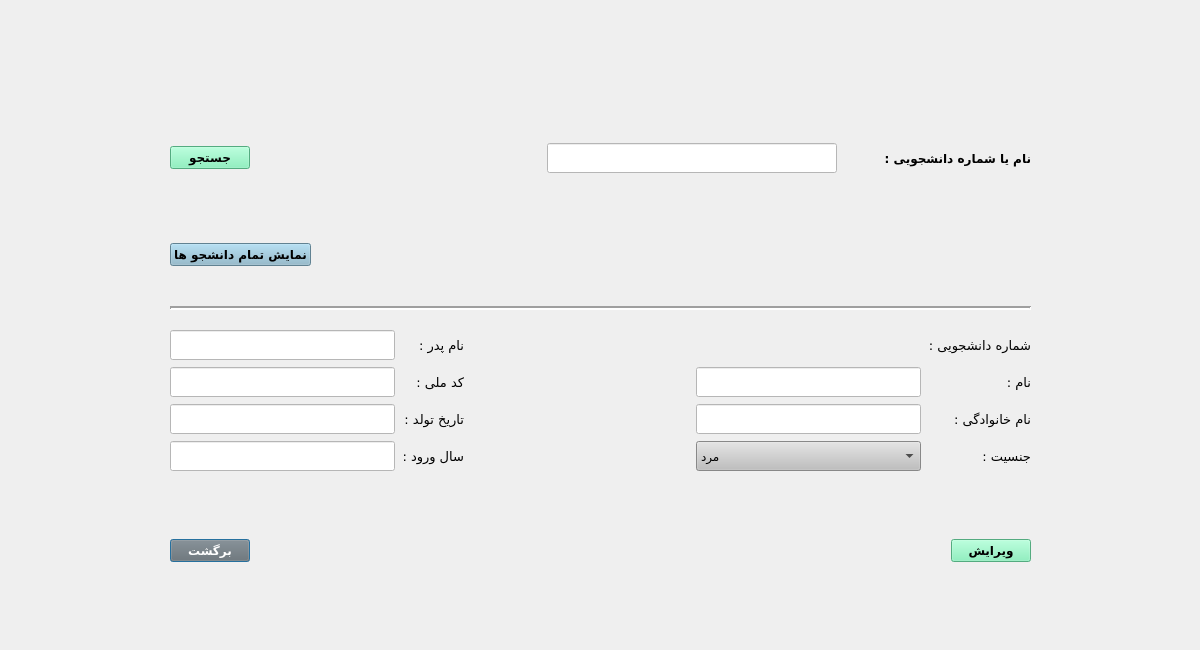
Above: editstudentdialog.ui from AliRn76/Student-Portal before the change. Below: the same form after it.
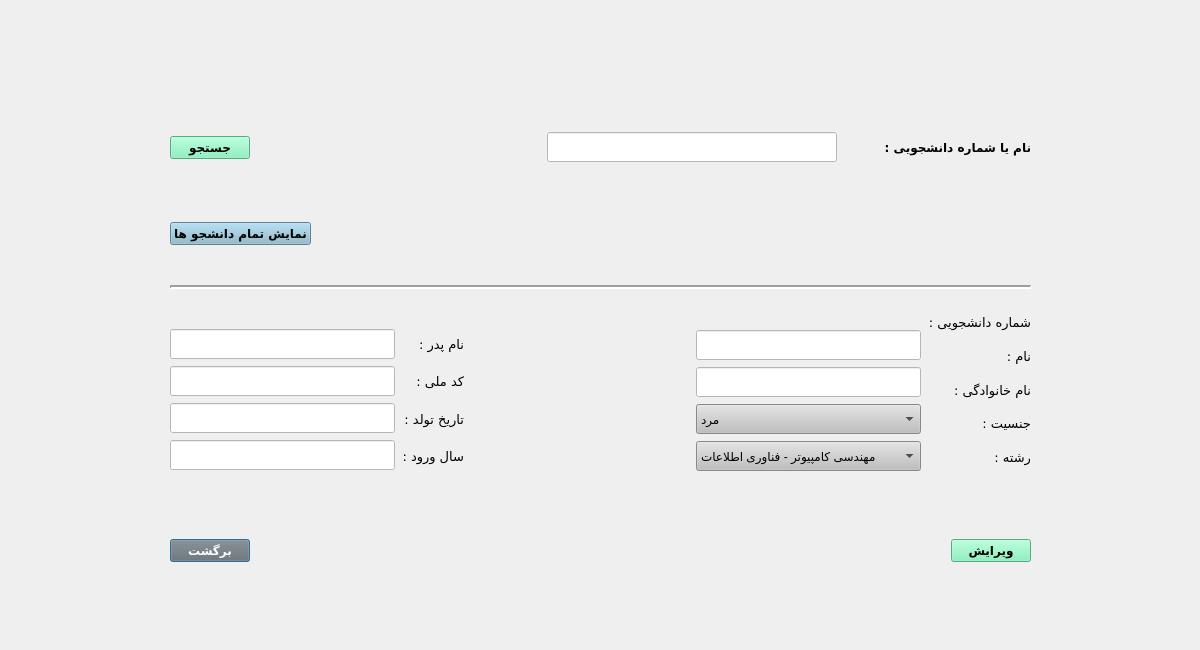
That is the form after the change.

Patch:
```diff
--- a/editstudentdialog.ui
+++ b/editstudentdialog.ui
@@ -280,6 +280,22 @@
      <layout class="QHBoxLayout" name="horizontalLayout_4">
       <item>
        <layout class="QVBoxLayout" name="verticalLayout_4">
+        <item>
+         <spacer name="horizontalSpacer_13">
+          <property name="orientation">
+           <enum>Qt::Horizontal</enum>
+          </property>
+          <property name="sizeType">
+           <enum>QSizePolicy::Minimum</enum>
+          </property>
+          <property name="sizeHint" stdset="0">
+           <size>
+            <width>40</width>
+            <height>20</height>
+           </size>
+          </property>
+         </spacer>
+        </item>
         <item>
          <widget class="QLineEdit" name="lineEdit_fathersname">
           <property name="minimumSize">
@@ -368,6 +384,22 @@
       </item>
       <item>
        <layout class="QVBoxLayout" name="verticalLayout_3">
+        <item>
+         <spacer name="horizontalSpacer_4">
+          <property name="orientation">
+           <enum>Qt::Horizontal</enum>
+          </property>
+          <property name="sizeType">
+           <enum>QSizePolicy::Minimum</enum>
+          </property>
+          <property name="sizeHint" stdset="0">
+           <size>
+            <width>40</width>
+            <height>20</height>
+           </size>
+          </property>
+         </spacer>
+        </item>
         <item>
          <widget class="QLabel" name="label_8">
           <property name="font">
@@ -566,6 +598,88 @@
           </item>
          </widget>
         </item>
+        <item>
+         <widget class="QComboBox" name="comboBox_field">
+          <property name="minimumSize">
+           <size>
+            <width>100</width>
+            <height>30</height>
+           </size>
+          </property>
+          <property name="font">
+           <font>
+            <pointsize>9</pointsize>
+           </font>
+          </property>
+          <property name="styleSheet">
+           <string notr="true">background-color:rgb(191, 191, 191)</string>
+          </property>
+          <property name="currentText">
+           <string>مهندسی کامپیوتر - فناوری اطلاعات</string>
+          </property>
+          <property name="currentIndex">
+           <number>0</number>
+          </property>
+          <property name="maxVisibleItems">
+           <number>20</number>
+          </property>
+          <item>
+           <property name="text">
+            <string>مهندسی کامپیوتر - فناوری اطلاعات</string>
+           </property>
+          </item>
+          <item>
+           <property name="text">
+            <string>مهندسی کامپیوتر - نرم افزار</string>
+           </property>
+          </item>
+          <item>
+           <property name="text">
+            <string>مهندسی عمران</string>
+           </property>
+          </item>
+          <item>
+           <property name="text">
+            <string>مهندسی صنایع</string>
+           </property>
+          </item>
+          <item>
+           <property name="text">
+            <string>مهندسی مکانیک</string>
+           </property>
+          </item>
+          <item>
+           <property name="text">
+            <string>مهندسی معماری</string>
+           </property>
+          </item>
+          <item>
+           <property name="text">
+            <string>مهندسی پزشکی</string>
+           </property>
+          </item>
+          <item>
+           <property name="text">
+            <string>مهندسی شیمی</string>
+           </property>
+          </item>
+          <item>
+           <property name="text">
+            <string>مهندسی مخابرات</string>
+           </property>
+          </item>
+          <item>
+           <property name="text">
+            <string>مهندسی مواد</string>
+           </property>
+          </item>
+          <item>
+           <property name="text">
+            <string>مهندسی هوافضا</string>
+           </property>
+          </item>
+         </widget>
+        </item>
        </layout>
       </item>
       <item>
@@ -630,6 +744,19 @@
           </property>
          </widget>
         </item>
+        <item>
+         <widget class="QLabel" name="label_2">
+          <property name="font">
+           <font>
+            <family>B Koodak</family>
+            <pointsize>10</pointsize>
+           </font>
+          </property>
+          <property name="text">
+           <string>رشته :</string>
+          </property>
+         </widget>
+        </item>
        </layout>
       </item>
      </layout>
```
